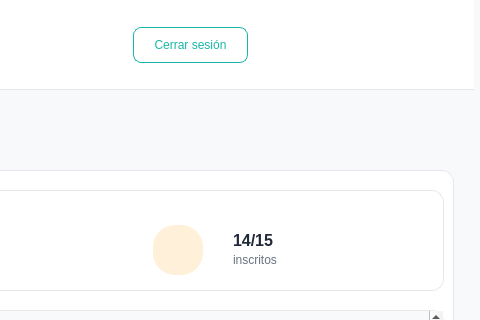
First picture: the form in Proyecto/src/vista/Ui/interfaz_entrenador_verListaClientes.ui, repository smonts01/Ingenieria-del-software, before the edit; both pictures show x 727 to 1207 and y 0 to 320 of the 1207 by 700 pixel window.
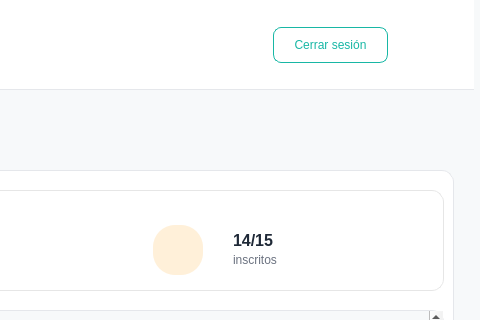
Second picture: the form after the edit. Icons and pictures are not drawn.

```diff
--- a/Proyecto/src/vista/Ui/interfaz_entrenador_verListaClientes.ui
+++ b/Proyecto/src/vista/Ui/interfaz_entrenador_verListaClientes.ui
@@ -151,7 +151,7 @@
     <widget class="QPushButton" name="btnCerrarSesion">
      <property name="geometry">
       <rect>
-       <x>860</x>
+       <x>1000</x>
        <y>27</y>
        <width>115</width>
        <height>36</height>
```
